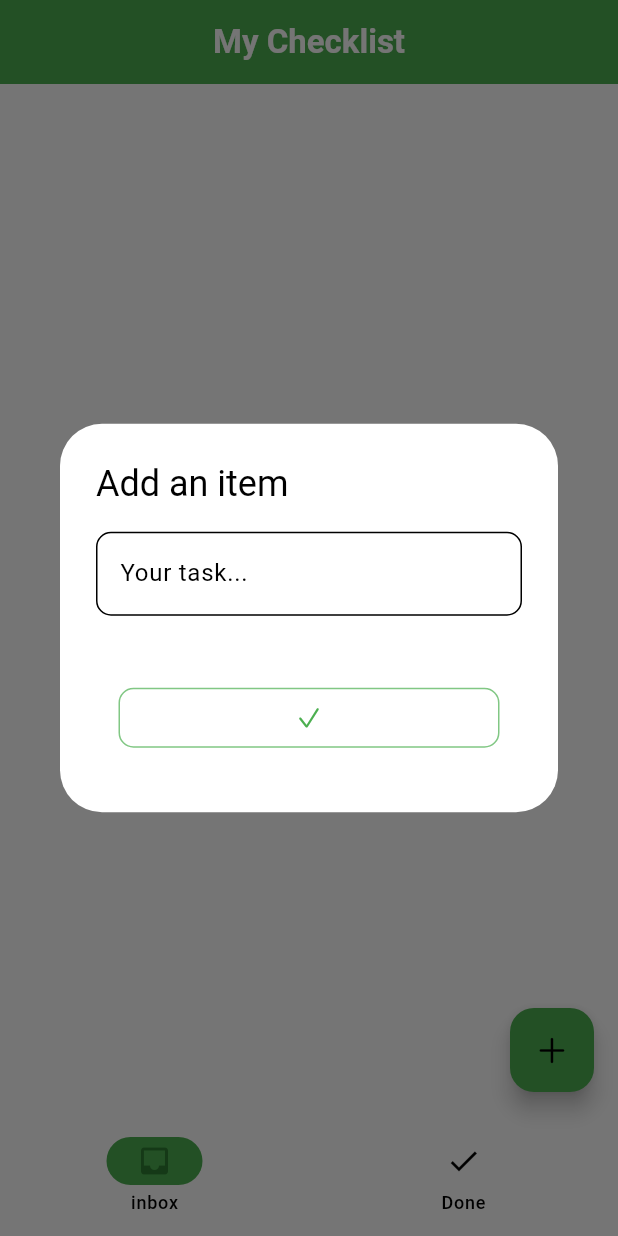
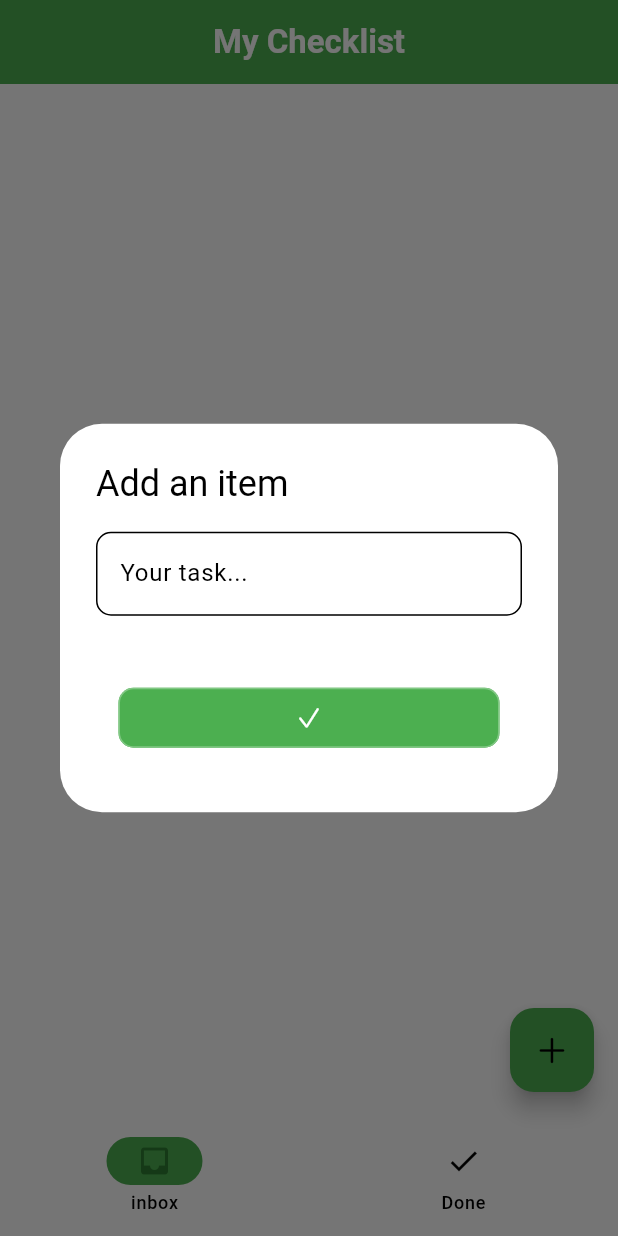
Before and after one commit to MarvinKweyu/checklist, a Flutter app: the screen it shows after launch, after a tap on an icon or button, on a phone screen of 412 x 824 dp. Run offline on Flutter 3.47's test engine with Material 3 defaults, Android fonts, the phone set to English and light mode, and no system bars; our stand-ins replace bloc, dartz, drift, drift_flutter, equatable, flutter_bloc and 3 more; accounts and stored records are empty; generated files the repository leaves out were written again.

Commit message:
style: update colors for home btn

```diff
--- a/lib/features/checklist/presentation/pages/home.dart
+++ b/lib/features/checklist/presentation/pages/home.dart
@@ -129,6 +129,8 @@ class _HomeState extends State<Home> {
                             }
                           },
                           style: TextButton.styleFrom(
+                            backgroundColor:
+                                Theme.of(context).colorScheme.primary,
                             shape: RoundedRectangleBorder(
                               side: BorderSide(
                                 color: Theme.of(context).colorScheme.secondary,
@@ -142,7 +144,7 @@ class _HomeState extends State<Home> {
                               width: MediaQuery.of(context).size.width,
                               child: const Icon(
                                 CupertinoIcons.check_mark,
-                                color: Colors.green,
+                                color: Colors.white,
                               ))),
                     )
                   ],
```
